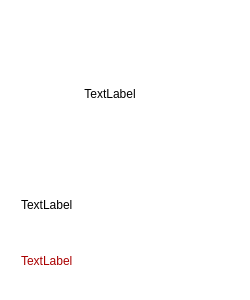
This is ui/product_item.ui in ntpthaodh/MindX_PTA_Sample as Qt 5 draws it before an edit. The edited form follows.
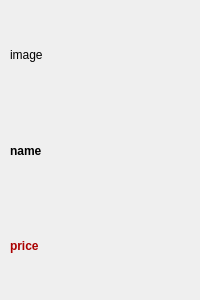
This is the edited form.

Commit message: chaneg product_item into json + search

```diff
--- a/ui/product_item.ui
+++ b/ui/product_item.ui
@@ -6,7 +6,7 @@
    <rect>
     <x>0</x>
     <y>0</y>
-    <width>250</width>
+    <width>200</width>
     <height>300</height>
    </rect>
   </property>
@@ -19,82 +19,49 @@
   <property name="windowTitle">
    <string>Form</string>
   </property>
-  <property name="styleSheet">
-   <string notr="true">background-color:white;
-padding: 8px;
-border-radius: 16px;</string>
-  </property>
   <widget class="QWidget" name="verticalLayoutWidget">
    <property name="geometry">
     <rect>
      <x>10</x>
      <y>10</y>
-     <width>231</width>
+     <width>181</width>
      <height>281</height>
     </rect>
    </property>
-   <layout class="QVBoxLayout" name="verticalLayout" stretch="2,1,1">
+   <layout class="QVBoxLayout" name="verticalLayout">
     <property name="spacing">
-     <number>12</number>
+     <number>6</number>
     </property>
     <item>
      <widget class="QLabel" name="image">
-      <property name="sizePolicy">
-       <sizepolicy hsizetype="Fixed" vsizetype="Fixed">
-        <horstretch>0</horstretch>
-        <verstretch>0</verstretch>
-       </sizepolicy>
-      </property>
-      <property name="minimumSize">
-       <size>
-        <width>200</width>
-        <height>140</height>
-       </size>
-      </property>
-      <property name="styleSheet">
-       <string notr="true">border-radius: 8px;</string>
-      </property>
       <property name="text">
-       <string>TextLabel</string>
+       <string>image</string>
       </property>
       <property name="scaledContents">
        <bool>true</bool>
       </property>
-      <property name="alignment">
-       <set>Qt::AlignCenter</set>
-      </property>
      </widget>
     </item>
     <item>
      <widget class="QLabel" name="name">
-      <property name="sizePolicy">
-       <sizepolicy hsizetype="Preferred" vsizetype="Fixed">
-        <horstretch>0</horstretch>
-        <verstretch>0</verstretch>
-       </sizepolicy>
-      </property>
       <property name="styleSheet">
-       <string notr="true">font: 75 10pt &quot;MS Shell Dlg 2&quot;;</string>
+       <string notr="true">font: 75 12pt &quot;Roboto&quot;;
+font-weight: 500</string>
       </property>
       <property name="text">
-       <string>TextLabel</string>
+       <string>name</string>
       </property>
      </widget>
     </item>
     <item>
      <widget class="QLabel" name="price">
-      <property name="sizePolicy">
-       <sizepolicy hsizetype="Preferred" vsizetype="Fixed">
-        <horstretch>0</horstretch>
-        <verstretch>0</verstretch>
-       </sizepolicy>
-      </property>
       <property name="styleSheet">
-       <string notr="true">font: 10pt &quot;MS Shell Dlg 2&quot;;
-color: rgb(170, 0, 0);</string>
+       <string notr="true">color: rgb(170, 0, 0);
+font: 75 12pt &quot;Roboto&quot;;
+font-weight: 500;</string>
       </property>
       <property name="text">
-       <string>TextLabel</string>
+       <string>price</string>
       </property>
      </widget>
     </item>
```
The commit also changes 8 other files.
